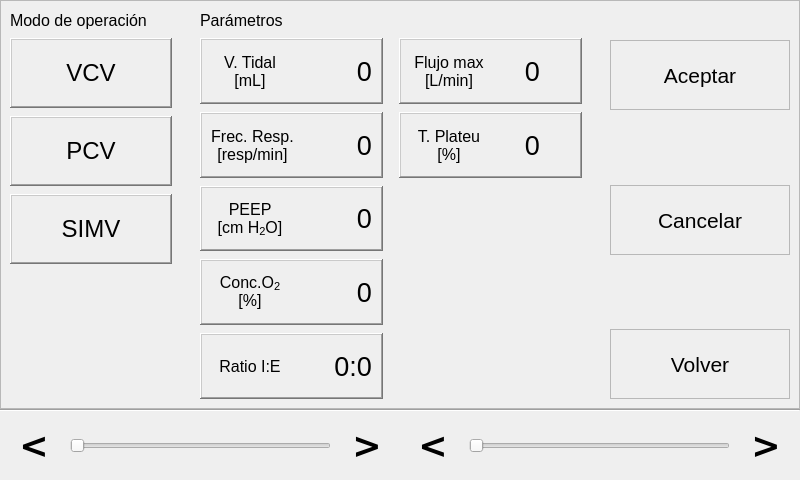
First picture: the form in config_dialog.ui, repository ddiaz-yx/respiface, before the edit.
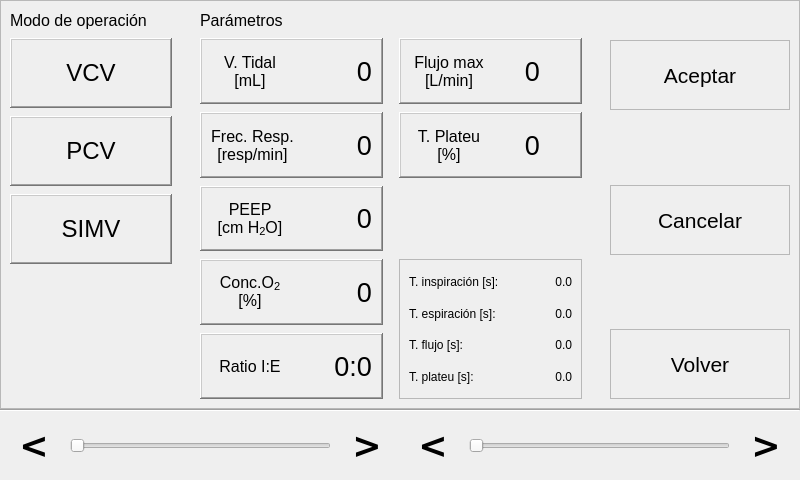
Second picture: the form after the edit.

Commit message: When modifying timing related parameters, show how inhalation, exhalation, flow and plateu times are affected

Diff of the .ui file:
```diff
--- a/config_dialog.ui
+++ b/config_dialog.ui
@@ -664,6 +664,116 @@
               </layout>
              </widget>
             </item>
+            <item row="4" column="2" rowspan="2">
+             <widget class="QFrame" name="frm_times">
+              <property name="frameShape">
+               <enum>QFrame::StyledPanel</enum>
+              </property>
+              <property name="frameShadow">
+               <enum>QFrame::Raised</enum>
+              </property>
+              <layout class="QGridLayout" name="gridLayout">
+               <item row="2" column="1">
+                <widget class="QLabel" name="lbl_flowt">
+                 <property name="font">
+                  <font>
+                   <pointsize>9</pointsize>
+                  </font>
+                 </property>
+                 <property name="text">
+                  <string>0.0</string>
+                 </property>
+                 <property name="alignment">
+                  <set>Qt::AlignRight|Qt::AlignTrailing|Qt::AlignVCenter</set>
+                 </property>
+                </widget>
+               </item>
+               <item row="2" column="0">
+                <widget class="QLabel" name="lbl_flowt_title">
+                 <property name="font">
+                  <font>
+                   <pointsize>9</pointsize>
+                  </font>
+                 </property>
+                 <property name="text">
+                  <string>T. flujo [s]:</string>
+                 </property>
+                </widget>
+               </item>
+               <item row="0" column="0">
+                <widget class="QLabel" name="label_11">
+                 <property name="font">
+                  <font>
+                   <pointsize>9</pointsize>
+                  </font>
+                 </property>
+                 <property name="text">
+                  <string>T. inspiración [s]:</string>
+                 </property>
+                </widget>
+               </item>
+               <item row="1" column="0">
+                <widget class="QLabel" name="label_12">
+                 <property name="font">
+                  <font>
+                   <pointsize>9</pointsize>
+                  </font>
+                 </property>
+                 <property name="text">
+                  <string>T. espiración [s]:</string>
+                 </property>
+                </widget>
+               </item>
+               <item row="1" column="1">
+                <widget class="QLabel" name="lbl_et">
+                 <property name="text">
+                  <string>0.0</string>
+                 </property>
+                 <property name="alignment">
+                  <set>Qt::AlignRight|Qt::AlignTrailing|Qt::AlignVCenter</set>
+                 </property>
+                </widget>
+               </item>
+               <item row="0" column="1">
+                <widget class="QLabel" name="lbl_it">
+                 <property name="text">
+                  <string>0.0</string>
+                 </property>
+                 <property name="alignment">
+                  <set>Qt::AlignRight|Qt::AlignTrailing|Qt::AlignVCenter</set>
+                 </property>
+                </widget>
+               </item>
+               <item row="3" column="0">
+                <widget class="QLabel" name="lbl_ptt_title">
+                 <property name="font">
+                  <font>
+                   <pointsize>9</pointsize>
+                  </font>
+                 </property>
+                 <property name="text">
+                  <string>T. plateu [s]:</string>
+                 </property>
+                </widget>
+               </item>
+               <item row="3" column="1">
+                <widget class="QLabel" name="lbl_ptt">
+                 <property name="font">
+                  <font>
+                   <pointsize>9</pointsize>
+                  </font>
+                 </property>
+                 <property name="text">
+                  <string>0.0</string>
+                 </property>
+                 <property name="alignment">
+                  <set>Qt::AlignRight|Qt::AlignTrailing|Qt::AlignVCenter</set>
+                 </property>
+                </widget>
+               </item>
+              </layout>
+             </widget>
+            </item>
            </layout>
           </widget>
          </item>
```
The commit also changes 7 other files.
